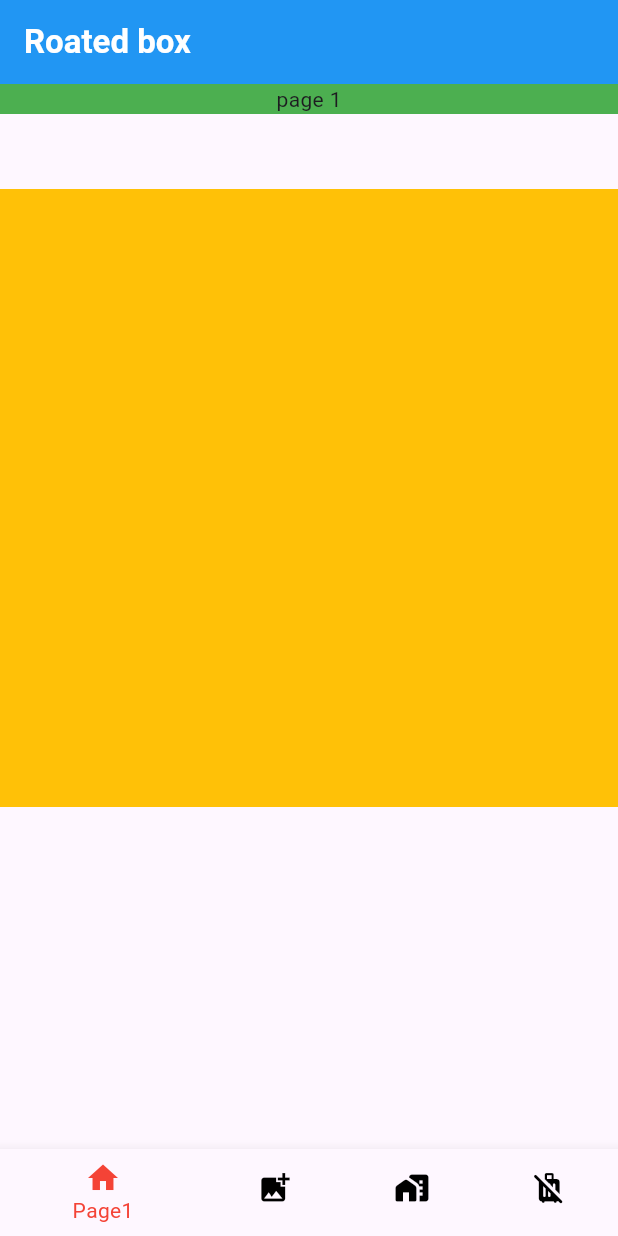
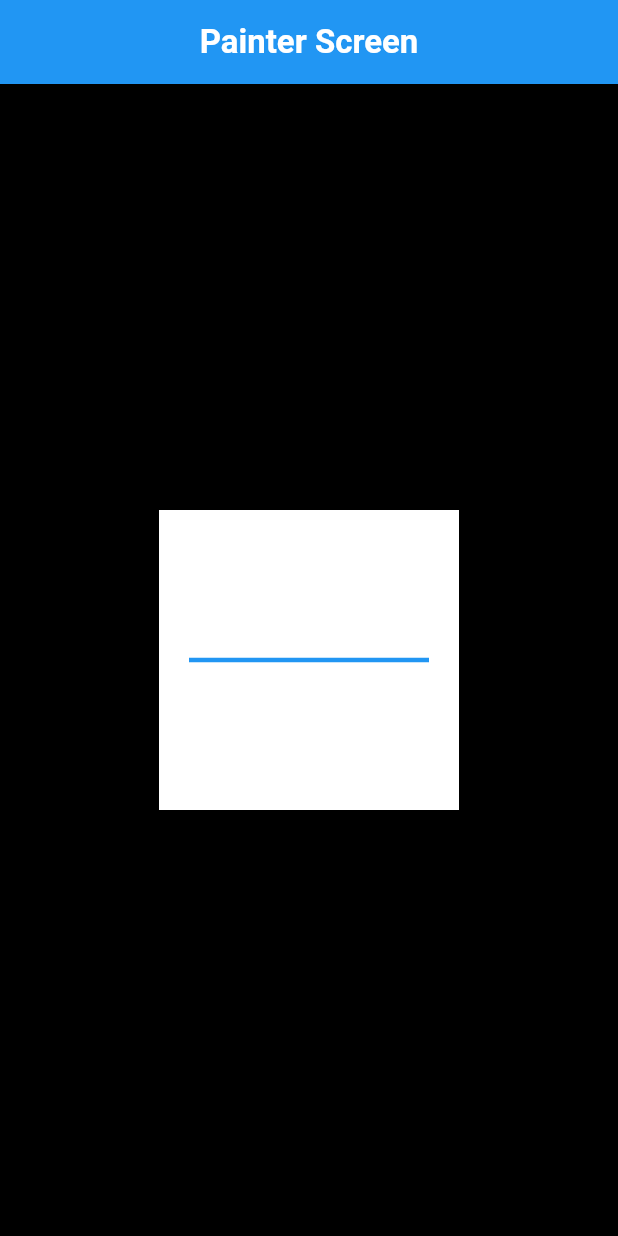
Before and after one commit to saurabhkumar-sk/flutter, a Flutter app: the screen it shows after launch, on a phone screen of 412 x 824 dp. Run offline on Flutter 3.47's test engine with Material 2 defaults, Android fonts, the phone set to English and light mode, and no system bars; our stand-ins replace image_picker; accounts and stored records are empty.

Commit message:
Painter -- Line

```diff
--- a/flipkart/lib/Screens/gridview_screen.dart
+++ b/flipkart/lib/Screens/gridview_screen.dart
@@ -45,7 +45,7 @@ class _GridViewScreenState extends State<GridViewScreen> {
     await Future.delayed(const Duration(seconds: 2));
     // final list = user.getRange(offset, limit).toList();
     await Future.delayed(const Duration(seconds: 2));
-    return  await Future.delayed(const Duration(seconds: 2));
+    return await Future.delayed(const Duration(seconds: 2));
   }
 
   @override
@@ -65,7 +65,7 @@ class _GridViewScreenState extends State<GridViewScreen> {
           ),
         ),
       ),
-      body: loader
+      body: loader == false
           ? const Center(child: CircularProgressIndicator())
           : NotificationListener(
               onNotification: (notification) =>
--- /dev/null
+++ b/flipkart/lib/Screens/paint.dart
@@ -0,0 +1,59 @@
+import 'package:flutter/material.dart';
+
+class CustomPaintScreen extends StatelessWidget {
+  const CustomPaintScreen({super.key});
+
+  @override
+  Widget build(BuildContext context) {
+    return Scaffold(
+      backgroundColor: Colors.black,
+      appBar: AppBar(
+        title: const Center(
+          child: Text(
+            'Painter Screen',
+            style: TextStyle(
+              color: Colors.white,
+              fontWeight: FontWeight.bold,
+            ),
+          ),
+        ),
+      ),
+      body: Center(
+        child: Container(
+          height: 200,
+          width: 200,
+          color: Colors.white,
+          child: CustomPaint(
+            painter: MyPainter(),
+          ),
+        ),
+      ),
+    );
+  }
+}
+
+class MyPainter extends CustomPainter {
+  @override
+  void paint(Canvas canvas, Size size) {
+    final paint = Paint()
+      ..color = Colors.blue
+      ..strokeWidth = 3;
+
+    // final paint1 = Paint()
+    //   ..color = Colors.amber
+    //   ..strokeWidth = 3;
+
+    canvas.drawLine(
+      Offset(size.width * 0.1, size.height / 2),
+      Offset(size.width * 0.9, size.height / 2),
+      paint,
+      // paint1,
+    );
+  }
+
+  @override
+  bool shouldRepaint(MyPainter oldDelegate) => false;
+
+  @override
+  bool shouldRebuildSemantics(MyPainter oldDelegate) => false;
+}
--- a/flipkart/lib/main.dart
+++ b/flipkart/lib/main.dart
@@ -1,5 +1,5 @@
 import 'package:flutter/material.dart';
-import 'package:my_first_app/Screens/page_view_screen.dart';
+import 'package:my_first_app/Screens/paint.dart';
 import 'package:my_first_app/providers/authantification_provider.dart';
 import 'package:my_first_app/providers/consumer_cart_provider.dart';
 import 'package:my_first_app/providers/user_provider.dart';
@@ -67,7 +67,8 @@ class MyApp extends StatelessWidget {
         // home: const ImagePickerScreen(),
         // home: const AdvanceWidgetScrreen(),
         // home: const RoatedBoxScreen(),
-        home: const PageViewScreen(),
+        // home: const PageViewScreen(),
+        home: const CustomPaintScreen(),
       ),
     );
   }
--- a/flipkart/lib/utils/api_urls.dart
+++ b/flipkart/lib/utils/api_urls.dart
@@ -1,7 +1,7 @@
 class ApiUrls {
-  // static const baseUrl = 'https://jsonplaceholder.typicode.com/';
+  static const baseUrl = 'https://jsonplaceholder.typicode.com/';
 
-  static const baseUrl = 'https://picsum.photos/v2/list?page=200&limit=2';
+  // static const baseUrl = 'https://picsum.photos/v2/list';
 
   static const posts = 'posts';
 
```
